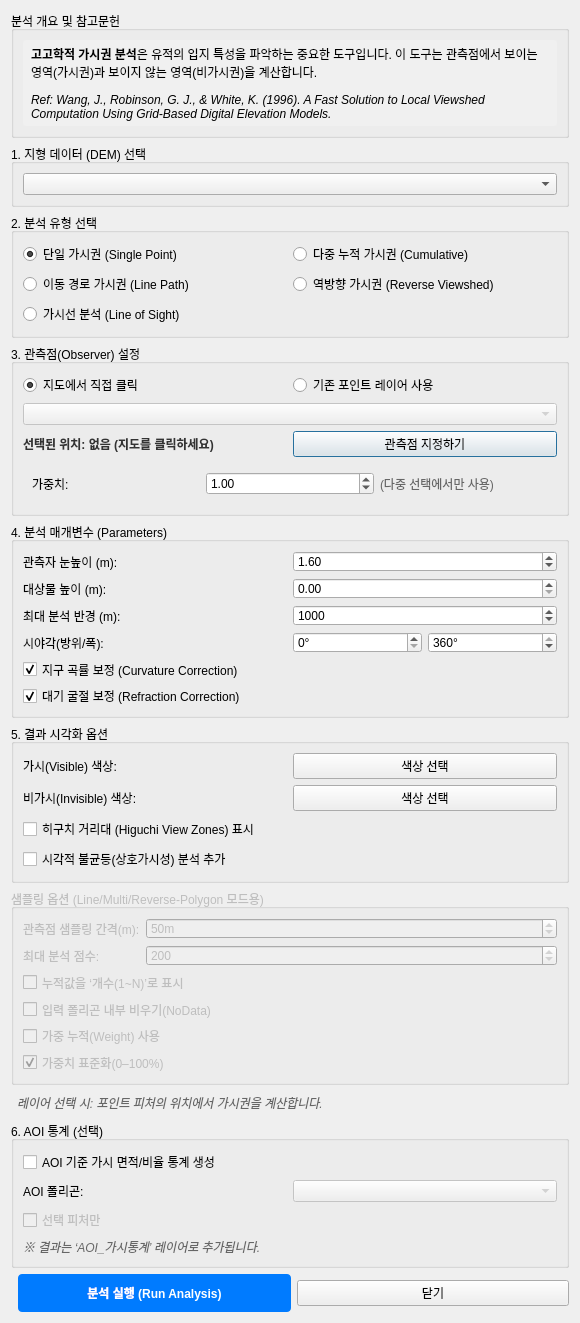
This is tools/viewshed_dialog_base.ui in lzpxilfe/archtoolkit as Qt 5 draws it before an edit. The edited form follows.
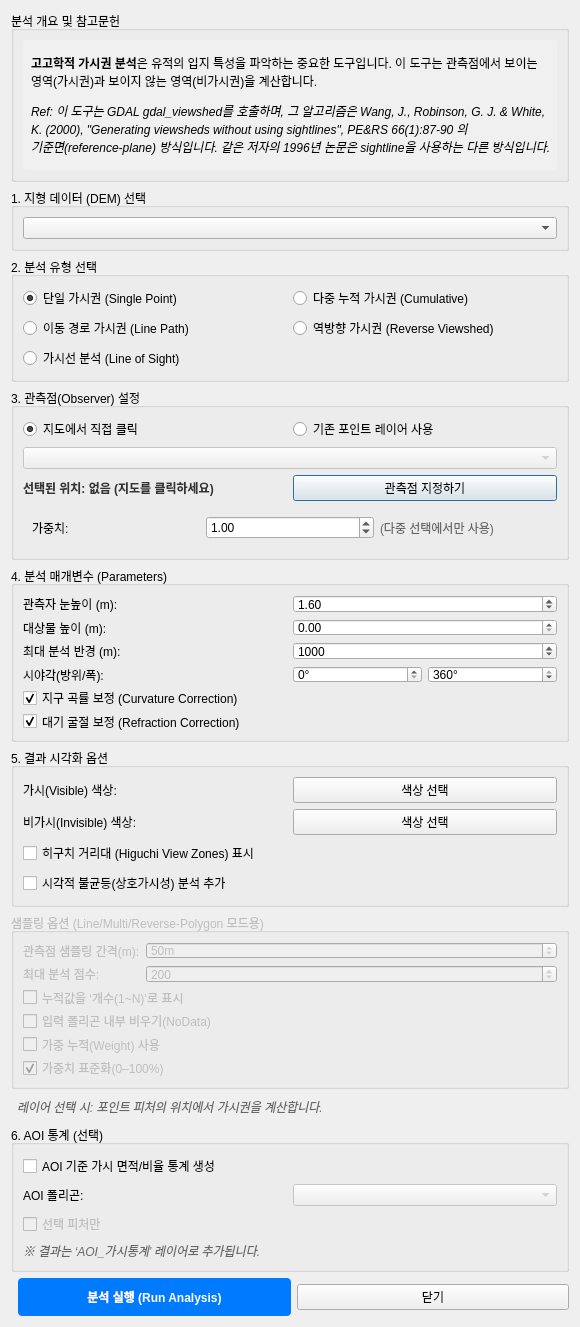
This is the edited form. Custom widgets are drawn as their Qt base class.

```diff
--- a/tools/viewshed_dialog_base.ui
+++ b/tools/viewshed_dialog_base.ui
@@ -23,7 +23,7 @@
       <item>
        <widget class="QLabel" name="lblDescription">
         <property name="text">
-         <string>&lt;html&gt;&lt;head/&gt;&lt;body&gt;&lt;p&gt;&lt;span style=&quot; font-weight:600;&quot;&gt;고고학적 가시권 분석&lt;/span&gt;은 유적의 입지 특성을 파악하는 중요한 도구입니다. 이 도구는 관측점에서 보이는 영역(가시권)과 보이지 않는 영역(비가시권)을 계산합니다.&lt;/p&gt;&lt;p&gt;&lt;span style=&quot; font-style:italic;&quot;&gt;Ref: Wang, J., Robinson, G. J., &amp;amp; White, K. (1996). A Fast Solution to Local Viewshed Computation Using Grid-Based Digital Elevation Models.&lt;/span&gt;&lt;/p&gt;&lt;/body&gt;&lt;/html&gt;</string>
+         <string>&lt;html&gt;&lt;head/&gt;&lt;body&gt;&lt;p&gt;&lt;span style=&quot; font-weight:600;&quot;&gt;고고학적 가시권 분석&lt;/span&gt;은 유적의 입지 특성을 파악하는 중요한 도구입니다. 이 도구는 관측점에서 보이는 영역(가시권)과 보이지 않는 영역(비가시권)을 계산합니다.&lt;/p&gt;&lt;p&gt;&lt;span style=&quot; font-style:italic;&quot;&gt;Ref: 이 도구는 GDAL gdal_viewshed를 호출하며, 그 알고리즘은 Wang, J., Robinson, G. J. &amp;amp; White, K. (2000), &amp;quot;Generating viewsheds without using sightlines&amp;quot;, PE&amp;amp;RS 66(1):87-90 의 기준면(reference-plane) 방식입니다. 같은 저자의 1996년 논문은 sightline을 사용하는 다른 방식입니다.&lt;/span&gt;&lt;/p&gt;&lt;/body&gt;&lt;/html&gt;</string>
         </property>
         <property name="wordWrap">
          <bool>true</bool>
```
